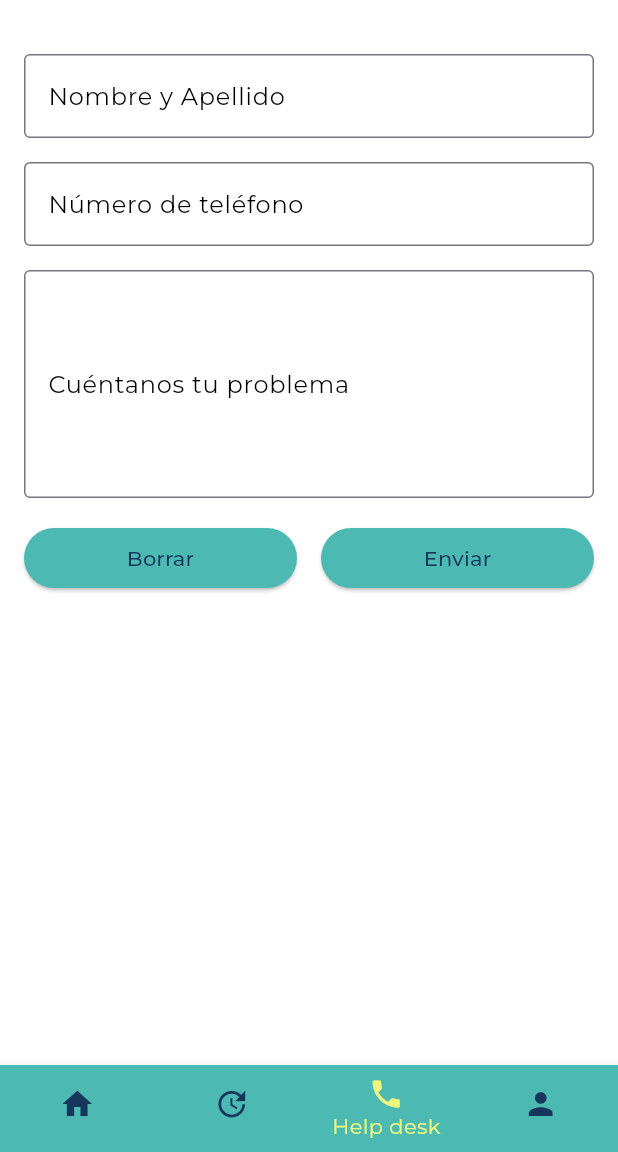
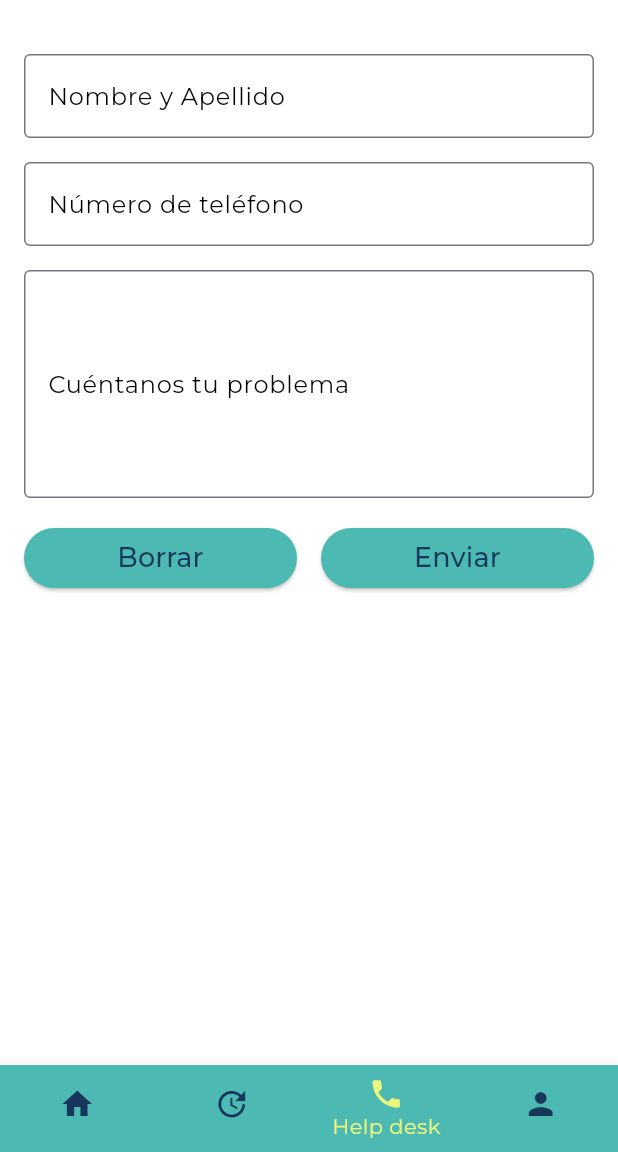
Before and after one commit to Korniev/Luzergia_solar_app, a Flutter app: the HelpDeskScreen screen opened directly, on a phone screen of 412 x 824 dp, the part 84-1236 px from its top. Run offline on Flutter 3.47's test engine with Material 3 defaults, Android fonts, the phone set to English and light mode, and no system bars; our stand-ins replace adaptive_theme, firebase_auth, firebase_core, fl_chart, google_fonts; missing offline and left inert: firebase_ui_auth; accounts and stored records are empty.

Commit message:
add font size for buttons

```diff
--- a/lib/screens/help_desk.dart
+++ b/lib/screens/help_desk.dart
@@ -77,7 +77,10 @@ class _HelpDeskScreenState extends State<HelpDeskScreen> {
                       style: ElevatedButton.styleFrom(
                           backgroundColor: AppStyles.pantone2,
                           foregroundColor: AppStyles.pantone1),
-                      child: const Text('Borrar'),
+                      child: const Text(
+                        'Borrar',
+                        style: AppStyles.mediumText,
+                      ),
                     ),
                   ),
                   const SizedBox(width: 16.0),
@@ -89,7 +92,10 @@ class _HelpDeskScreenState extends State<HelpDeskScreen> {
                       style: ElevatedButton.styleFrom(
                           backgroundColor: AppStyles.pantone2,
                           foregroundColor: AppStyles.pantone1),
-                      child: const Text('Enviar'),
+                      child: const Text(
+                        'Enviar',
+                        style: AppStyles.mediumText,
+                      ),
                     ),
                   ),
                 ],
```
